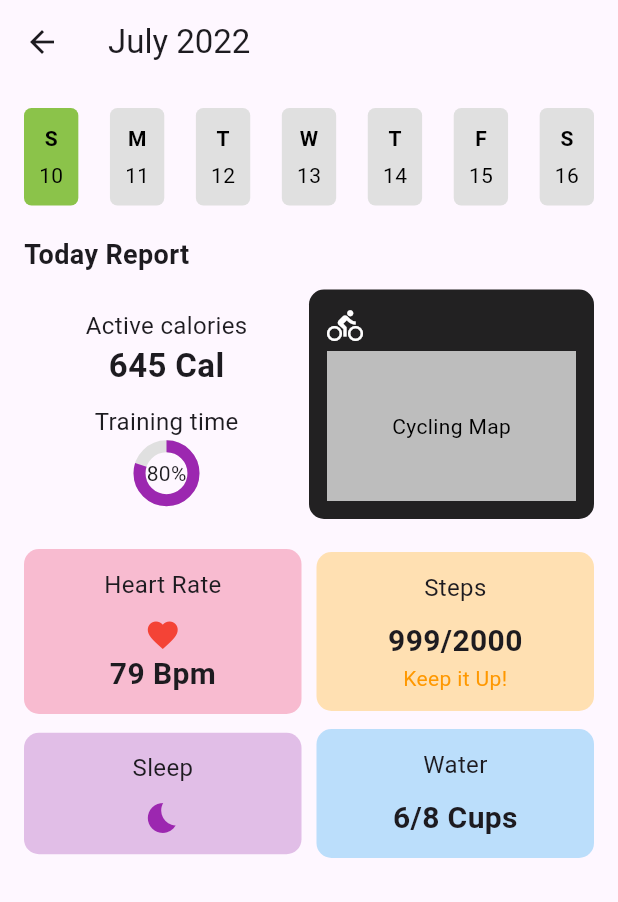
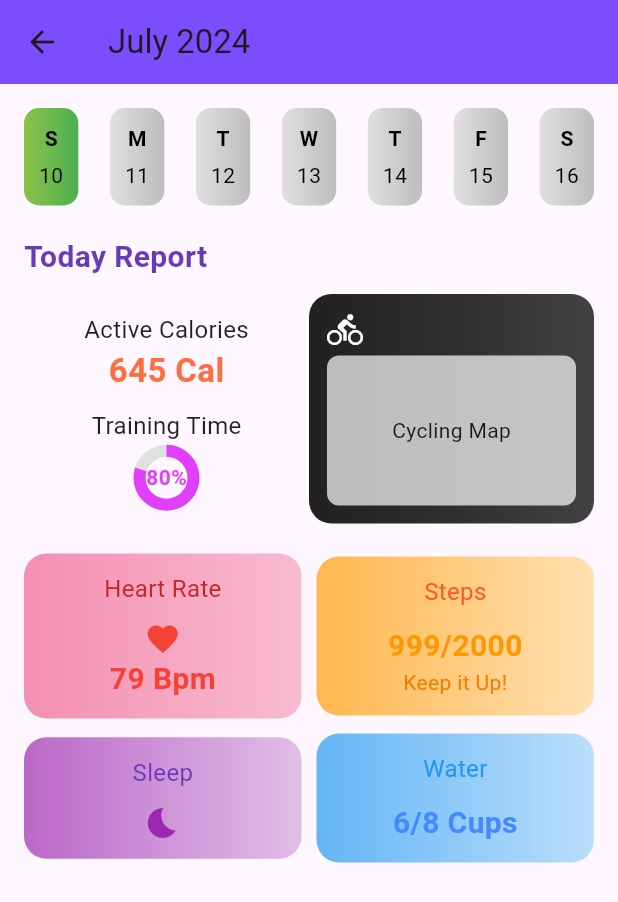
Before and after one commit to itsmedona/gym_app, a Flutter app: the ActivityScreen screen opened directly, on a phone screen of 412 x 824 dp. Shown: the top 902 px of the screen. Run offline on Flutter 3.47's test engine with Material 3 defaults, Android fonts, the phone set to English and light mode, and no system bars; our stand-ins replace bottom_navy_bar, google_fonts.

Commit message:
gradient added

```diff
--- a/lib/view/screens/activity_screen/activity_screen.dart
+++ b/lib/view/screens/activity_screen/activity_screen.dart
@@ -1,280 +1,4 @@
 import 'package:flutter/material.dart';
-
-/*
-import 'package:font_awesome_flutter/font_awesome_flutter.dart';
-import 'package:google_fonts/google_fonts.dart';
-
-// Progress Tracking Screen (Left Side)
-class ActivityScreen extends StatelessWidget {
-  @override
-  Widget build(BuildContext context) {
-    return Scaffold(
-      appBar: AppBar(
-        title: Text("Progress Tracking", style: GoogleFonts.lato()),
-        actions: [
-          IconButton(icon: Icon(Icons.search), onPressed: () {}),
-          IconButton(icon: Icon(Icons.notifications), onPressed: () {}),
-        ],
-      ),
-      body: SingleChildScrollView(
-        child: Column(
-          crossAxisAlignment: CrossAxisAlignment.start,
-          children: [
-            // User Info
-            Padding(
-              padding: const EdgeInsets.all(16.0),
-              child: Row(
-                children: [
-                  CircleAvatar(
-                    backgroundImage: AssetImage(
-                        'assets/images/profile_pic.png'), // Profile Pic
-                    radius: 30,
-                  ),
-                  SizedBox(width: 16),
-                  Column(
-                    crossAxisAlignment: CrossAxisAlignment.start,
-                    children: [
-                      Text('Madison',
-                          style: GoogleFonts.lato(
-                              fontSize: 22, fontWeight: FontWeight.bold)),
-                      Text('Age: 25', style: GoogleFonts.lato()),
-                      Text('75 Kg | 1.65 CM', style: GoogleFonts.lato()),
-                    ],
-                  ),
-                ],
-              ),
-            ),
-            // Calendar & Activity Section
-            Padding(
-              padding: const EdgeInsets.symmetric(horizontal: 16),
-              child: Column(
-                children: [
-                  SizedBox(height: 10),
-                  Row(
-                    mainAxisAlignment: MainAxisAlignment.spaceBetween,
-                    children: [
-                      Text("Workout Log",
-                          style: GoogleFonts.lato(fontSize: 18)),
-                      ElevatedButton(
-                        child: Text("Charts", style: GoogleFonts.lato()),
-                        onPressed: () {
-                          Navigator.push(
-                            context,
-                            MaterialPageRoute(
-                                builder: (context) => ChartScreen()),
-                          );
-                        },
-                      ),
-                    ],
-                  ),
-                  SizedBox(height: 10),
-                  CalendarWidget(),
-                  SizedBox(height: 20),
-                  ActivityTile(
-                      "Upper Body Workout", "June 09", "25 Mins", "130 Kcal"),
-                  ActivityTile("Full Out", "April 15", "30 Mins", "130 Kcal"),
-                ],
-              ),
-            ),
-          ],
-        ),
-      ),
-    );
-  }
-}
-
-// Charts Screen (Right Side)
-class ChartScreen extends StatelessWidget {
-  @override
-  Widget build(BuildContext context) {
-    return Scaffold(
-      appBar: AppBar(
-        title: Text("Progress Tracking", style: GoogleFonts.lato()),
-        actions: [
-          IconButton(icon: Icon(Icons.search), onPressed: () {}),
-          IconButton(icon: Icon(Icons.notifications), onPressed: () {}),
-        ],
-      ),
-      body: Padding(
-        padding: const EdgeInsets.all(16.0),
-        child: Column(
-          crossAxisAlignment: CrossAxisAlignment.start,
-          children: [
-            Text("My Progress", style: GoogleFonts.lato(fontSize: 18)),
-            SizedBox(height: 10),
-            Row(
-              mainAxisAlignment: MainAxisAlignment.spaceAround,
-              children: [
-                ElevatedButton(
-                  onPressed: () {
-                    MaterialPageRoute(builder: (context) => ActivityScreen());
-                  },
-                  child: Text('Workout', style: GoogleFonts.lato()),
-                ),
-                ElevatedButton(
-                  onPressed: () {},
-                  child: Text('Charts', style: GoogleFonts.lato()),
-                ),
-              ],
-            ),
-            SizedBox(height: 20),
-            BarChartWidget(),
-            SizedBox(height: 20),
-            StepDataTile('Thu 14', '3,679', '1hr40m'),
-            StepDataTile('Wed 20', '5,789', '1hr30m'),
-            StepDataTile('Sat 22', '1,859', '1hr10m'),
-          ],
-        ),
-      ),
-    );
-  }
-}
-
-// Activity Tile Widget
-class ActivityTile extends StatelessWidget {
-  final String title;
-  final String date;
-  final String duration;
-  final String calories;
-
-  ActivityTile(this.title, this.date, this.duration, this.calories);
-
-  @override
-  Widget build(BuildContext context) {
-    return Card(
-      margin: EdgeInsets.symmetric(vertical: 10),
-      child: ListTile(
-        leading: FaIcon(FontAwesomeIcons.dumbbell),
-        title: Text(title, style: GoogleFonts.lato()),
-        subtitle: Text(date, style: GoogleFonts.lato()),
-        trailing: Column(
-          mainAxisAlignment: MainAxisAlignment.center,
-          children: [
-            Text(duration, style: GoogleFonts.lato()),
-            Text('$calories Kcal', style: GoogleFonts.lato()),
-          ],
-        ),
-      ),
-    );
-  }
-}
-
-// Step Data Tile Widget
-class StepDataTile extends StatelessWidget {
-  final String day;
-  final String steps;
-  final String duration;
-
-  StepDataTile(this.day, this.steps, this.duration);
-
-  @override
-  Widget build(BuildContext context) {
-    return Card(
-      margin: EdgeInsets.symmetric(vertical: 10),
-      child: ListTile(
-        title: Text(day, style: GoogleFonts.lato()),
-        subtitle: Text('$steps Steps', style: GoogleFonts.lato()),
-        trailing: Text(duration, style: GoogleFonts.lato()),
-      ),
-    );
-  }
-}
-
-// Simple Calendar Widget (Dummy Data)
-class CalendarWidget extends StatelessWidget {
-  final List<String> dayNames = [
-    "Sun",
-    "Mon",
-    "Tue",
-    "Wed",
-    "Thu",
-    "Fri",
-    "Sat"
-  ];
-
-  @override
-  Widget build(BuildContext context) {
-    return Column(children: [
-      // Day names row
-      Row(
-        mainAxisAlignment: MainAxisAlignment.spaceBetween,
-        children: dayNames.map((day) {
-          return Expanded(
-            child: Center(
-              child: Text(
-                day,
-                style: GoogleFonts.lato(
-                    fontWeight: FontWeight.bold, color: Colors.black),
-              ),
-            ),
-          );
-        }).toList(),
-      ),
-      SizedBox(height: 8),
-      //Calender Rows
-      Container(
-        height: 120,
-        child: GridView.builder(
-          gridDelegate: SliverGridDelegateWithFixedCrossAxisCount(
-            crossAxisCount: 7,
-            crossAxisSpacing: 4,
-            mainAxisSpacing: 4,
-          ),
-          itemCount: 31,
-          itemBuilder: (context, index) {
-            return Container(
-              decoration: BoxDecoration(
-                borderRadius: BorderRadius.circular(8),
-                color: index == 11 ? Colors.amber : Colors.grey[700],
-              ),
-              child: Center(
-                child: Text(
-                  "${index + 1}",
-                  style: GoogleFonts.lato(color: Colors.white),
-                ),
-              ),
-            );
-          },
-        ),
-      ),
-    ]);
-  }
-}
-
-// Dummy Bar Chart (for simplicity)
-class BarChartWidget extends StatelessWidget {
-  @override
-  Widget build(BuildContext context) {
-    return Container(
-      height: 150,
-      child: Row(
-        mainAxisAlignment: MainAxisAlignment.spaceEvenly,
-        children: [
-          Bar(120),
-          Bar(150),
-          Bar(180),
-          Bar(170),
-        ],
-      ),
-    );
-  }
-}
-
-class Bar extends StatelessWidget {
-  final double height;
-
-  Bar(this.height);
-
-  @override
-  Widget build(BuildContext context) {
-    return Container(
-      width: 20,
-      height: height,
-      color: Colors.green,
-    );
-  }
-}
-*/
 
 class ActivityScreen extends StatelessWidget {
   @override
@@ -282,7 +6,9 @@ class ActivityScreen extends StatelessWidget {
     return SafeArea(
       child: Scaffold(
         appBar: AppBar(
-          title: Text('July 2022'),
+          title: Text('July 2024'),
+          backgroundColor: Colors.deepPurpleAccent,
+          elevation: 0,
         ),
         body: SingleChildScrollView(
           child: Padding(
@@ -290,16 +16,19 @@ class ActivityScreen extends StatelessWidget {
             child: Column(
               crossAxisAlignment: CrossAxisAlignment.start,
               children: [
-                // Date row
+                // Date row with gradient background
                 Row(
                   mainAxisAlignment: MainAxisAlignment.spaceBetween,
                   children: List.generate(7, (index) {
                     return Container(
                       padding: EdgeInsets.all(10),
                       decoration: BoxDecoration(
-                        color:
-                            index == 0 ? Colors.lightGreen : Colors.grey[300],
-                        borderRadius: BorderRadius.circular(5),
+                        gradient: index == 0
+                            ? LinearGradient(
+                                colors: [Colors.lightGreen, Colors.green])
+                            : LinearGradient(
+                                colors: [Colors.grey[300]!, Colors.grey[400]!]),
+                        borderRadius: BorderRadius.circular(10),
                       ),
                       child: Column(
                         children: [
@@ -323,31 +52,36 @@ class ActivityScreen extends StatelessWidget {
                   }),
                 ),
                 SizedBox(height: 20),
-                // Today's report
+                // Today's report title with a custom color
                 Text(
                   'Today Report',
                   style: TextStyle(
-                    fontSize: 18,
+                    fontSize: 20,
                     fontWeight: FontWeight.bold,
+                    color: Colors.deepPurple,
                   ),
                 ),
                 SizedBox(height: 10),
-                // Active calories and cycling route
+                // Active calories and cycling route section
                 Row(
                   children: [
                     Expanded(
                       child: Column(
                         children: [
-                          Text('Active calories',
-                              style: TextStyle(fontSize: 16)),
+                          Text('Active Calories',
+                              style: TextStyle(
+                                  fontSize: 16, color: Colors.black87)),
                           Text('645 Cal',
                               style: TextStyle(
-                                  fontSize: 22, fontWeight: FontWeight.bold)),
+                                  fontSize: 22,
+                                  fontWeight: FontWeight.bold,
+                                  color: Colors.deepOrangeAccent)),
                           SizedBox(height: 10),
                           Column(
                             children: [
-                              Text('Training time',
-                                  style: TextStyle(fontSize: 16)),
+                              Text('Training Time',
+                                  style: TextStyle(
+                                      fontSize: 16, color: Colors.black87)),
                               SizedBox(height: 5),
                               Stack(
                                 alignment: Alignment.center,
@@ -355,11 +89,16 @@ class ActivityScreen extends StatelessWidget {
                                   CircularProgressIndicator(
                                     value: 0.8,
                                     backgroundColor: Colors.grey[300],
-                                    valueColor:
-                                        AlwaysStoppedAnimation(Colors.purple),
+                                    valueColor: AlwaysStoppedAnimation(
+                                        Colors.purpleAccent),
                                     strokeWidth: 8,
                                   ),
-                                  Text('80%'),
+                                  Text(
+                                    '80%',
+                                    style: TextStyle(
+                                        fontWeight: FontWeight.bold,
+                                        color: Colors.purpleAccent),
+                                  ),
                                 ],
                               ),
                             ],
@@ -371,8 +110,9 @@ class ActivityScreen extends StatelessWidget {
                       child: Container(
                         padding: EdgeInsets.all(12),
                         decoration: BoxDecoration(
-                          color: Colors.black87,
-                          borderRadius: BorderRadius.circular(10),
+                          gradient: LinearGradient(
+                              colors: [Colors.black87, Colors.grey[800]!]),
+                          borderRadius: BorderRadius.circular(15),
                         ),
                         child: Column(
                           crossAxisAlignment: CrossAxisAlignment.start,
@@ -382,10 +122,16 @@ class ActivityScreen extends StatelessWidget {
                             Container(
                               height: 100,
                               width: double.infinity,
-                              color: Colors.white70,
+                              decoration: BoxDecoration(
+                                color: Colors.white70,
+                                borderRadius: BorderRadius.circular(8),
+                              ),
                               child: Center(
-                                  child: Text('Cycling Map',
-                                      style: TextStyle(color: Colors.black))),
+                                child: Text(
+                                  'Cycling Map',
+                                  style: TextStyle(color: Colors.black87),
+                                ),
+                              ),
                             ),
                           ],
                         ),
@@ -394,7 +140,7 @@ class ActivityScreen extends StatelessWidget {
                   ],
                 ),
                 SizedBox(height: 20),
-                // Heart Rate, Steps, Sleep, and Water intake
+                // Heart Rate, Steps, Sleep, and Water intake with vibrant colors
                 Row(
                   children: [
                     Expanded(
@@ -402,16 +148,22 @@ class ActivityScreen extends StatelessWidget {
                         padding: EdgeInsets.all(12),
                         decoration: BoxDecoration(
                           color: Colors.pink[100],
-                          borderRadius: BorderRadius.circular(10),
+                          gradient: LinearGradient(
+                              colors: [Colors.pink[200]!, Colors.pink[100]!]),
+                          borderRadius: BorderRadius.circular(15),
                         ),
                         child: Column(
                           children: [
-                            Text('Heart Rate', style: TextStyle(fontSize: 16)),
+                            Text('Heart Rate',
+                                style: TextStyle(
+                                    fontSize: 16, color: Colors.red[800])),
                             SizedBox(height: 10),
                             Icon(Icons.favorite, color: Colors.red),
                             Text('79 Bpm',
                                 style: TextStyle(
-                                    fontSize: 20, fontWeight: FontWeight.bold)),
+                                    fontSize: 20,
+                                    fontWeight: FontWeight.bold,
+                                    color: Colors.red)),
                           ],
                         ),
                       ),
@@ -421,18 +173,25 @@ class ActivityScreen extends StatelessWidget {
                       child: Container(
                         padding: EdgeInsets.all(12),
                         decoration: BoxDecoration(
-                          color: Colors.orange[100],
-                          borderRadius: BorderRadius.circular(10),
+                          gradient: LinearGradient(colors: [
+                            Colors.orange[300]!,
+                            Colors.orange[100]!
+                          ]),
+                          borderRadius: BorderRadius.circular(15),
                         ),
                         child: Column(
                           children: [
-                            Text('Steps', style: TextStyle(fontSize: 16)),
+                            Text('Steps',
+                                style: TextStyle(
+                                    fontSize: 16, color: Colors.deepOrange)),
                             SizedBox(height: 10),
                             Text('999/2000',
                                 style: TextStyle(
-                                    fontSize: 20, fontWeight: FontWeight.bold)),
+                                    fontSize: 20,
+                                    fontWeight: FontWeight.bold,
+                                    color: Colors.orange)),
                             Text('Keep it Up!',
-                                style: TextStyle(color: Colors.orange)),
+                                style: TextStyle(color: Colors.orange[700])),
                           ],
                         ),
                       ),
@@ -446,12 +205,17 @@ class ActivityScreen extends StatelessWidget {
                       child: Container(
                         padding: EdgeInsets.all(12),
                         decoration: BoxDecoration(
-                          color: Colors.purple[100],
-                          borderRadius: BorderRadius.circular(10),
+                          gradient: LinearGradient(colors: [
+                            Colors.purple[300]!,
+                            Colors.purple[100]!
+                          ]),
+                          borderRadius: BorderRadius.circular(15),
                         ),
                         child: Column(
                           children: [
-                            Text('Sleep', style: TextStyle(fontSize: 16)),
+                            Text('Sleep',
+                                style: TextStyle(
+                                    fontSize: 16, color: Colors.deepPurple)),
                             SizedBox(height: 10),
                             Icon(Icons.bedtime, color: Colors.purple),
                           ],
@@ -463,16 +227,21 @@ class ActivityScreen extends StatelessWidget {
                       child: Container(
                         padding: EdgeInsets.all(12),
                         decoration: BoxDecoration(
-                          color: Colors.blue[100],
-                          borderRadius: BorderRadius.circular(10),
+                          gradient: LinearGradient(
+                              colors: [Colors.blue[300]!, Colors.blue[100]!]),
+                          borderRadius: BorderRadius.circular(15),
                         ),
                         child: Column(
                           children: [
-                            Text('Water', style: TextStyle(fontSize: 16)),
+                            Text('Water',
+                                style: TextStyle(
+                                    fontSize: 16, color: Colors.blue)),
                             SizedBox(height: 10),
                             Text('6/8 Cups',
                                 style: TextStyle(
-                                    fontSize: 20, fontWeight: FontWeight.bold)),
+                                    fontSize: 20,
+                                    fontWeight: FontWeight.bold,
+                                    color: Colors.blueAccent)),
                           ],
                         ),
                       ),
```
